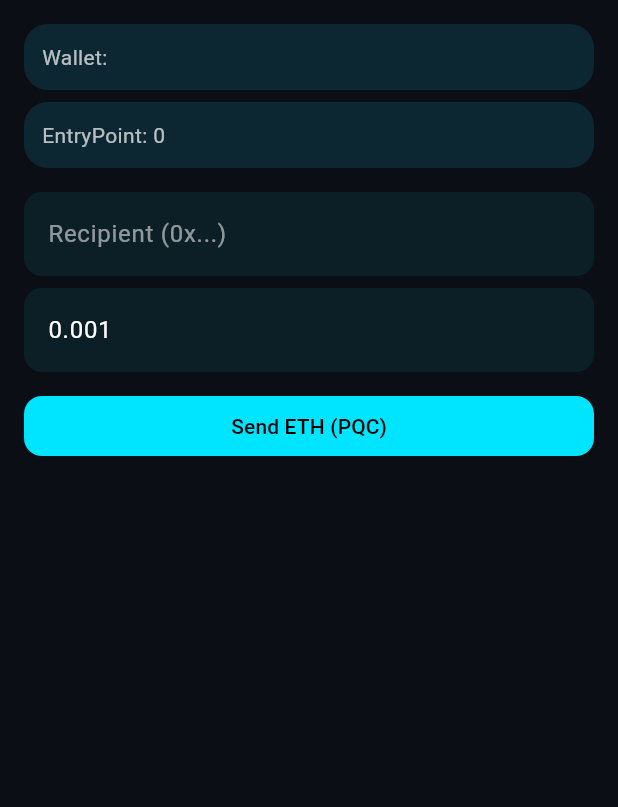
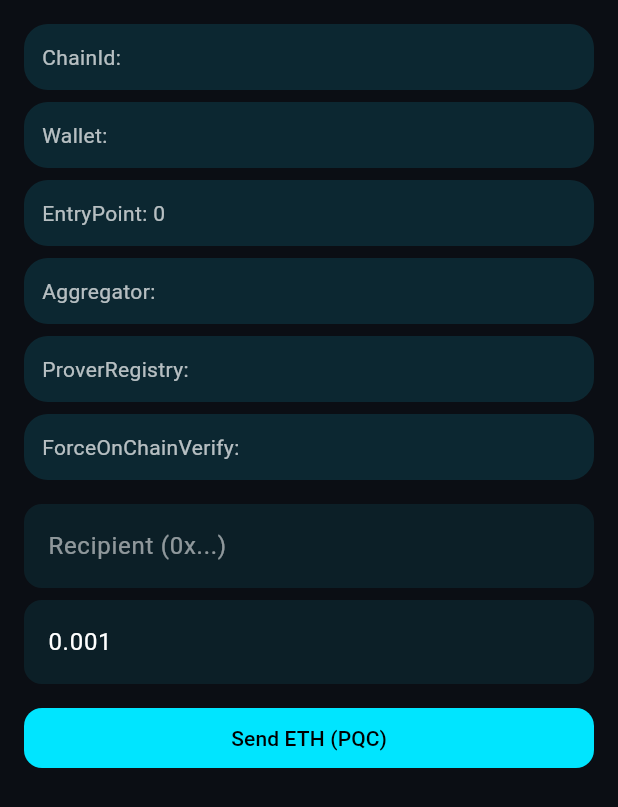
Before and after one commit to EqualFiLabs/PQCWallet, a Flutter app: the _Body widget shown alone on an empty page, opened directly with empty values, on a phone screen of 412 x 824 dp. Shown: the top 807 px of the screen. Run offline on Flutter 3.47's test engine with Material 3 defaults, Android fonts, the phone set to English and light mode, and no system bars; our stand-ins replace flutter_secure_storage; missing offline and left inert: bip32, bip39, web3dart; accounts and stored records are empty.

Commit message:
feat(mobile): update example config schema and expand main screen display
- Updated mobile example configuration to align with new schema, adding
  chain ID, aggregator, prover registry, and verification flags alongside
  existing RPC and bundler URLs.
- Expanded main screen UI to display all new configuration fields—
  chain ID, wallet, entry point, aggregator, prover registry, and
  force-on-chain-verify—within the top cards for clarity.

```diff
--- a/mobile/assets/config.example.json
+++ b/mobile/assets/config.example.json
@@ -1,5 +1,10 @@
 {
-  "rpcUrl": "https://base-mainnet.g.alchemy.com/v2/YOUR_KEY",
-  "bundlerUrl": "https://base-mainnet.g.alchemy.com/aa/YOUR_KEY",
-  "entryPointAddr": "0x0000000000000000000000000000000000000000"
+  "chainId": 84532,
+  "rpcUrl": "https://base-sepolia.g.alchemy.com/v2/KEY",
+  "bundlerUrl": "https://base-sepolia.g.alchemy.com/aa/KEY",
+  "entryPoint": "0x5ff137D4b0FdCD49dCa30C7Cf57F612B49c9Fd7F",
+  "walletAddress": "0xWALLET",
+  "aggregator": "0x0000000000000000000000000000000000000000",
+  "proverRegistry": "0x0000000000000000000000000000000000000000",
+  "forceOnChainVerify": true
 }
--- a/mobile/lib/main.dart
+++ b/mobile/lib/main.dart
@@ -91,9 +91,17 @@ class _BodyState extends State<_Body> {
     return ListView(
       padding: const EdgeInsets.all(16),
       children: [
+        _Card(child: SelectableText('ChainId: ${widget.cfg['chainId']}')),
+        const SizedBox(height: 8),
         _Card(child: SelectableText('Wallet: ${widget.cfg['walletAddress']}')),
         const SizedBox(height: 8),
         _Card(child: SelectableText('EntryPoint: ${widget.cfg['entryPoint']}')),
+        const SizedBox(height: 8),
+        _Card(child: SelectableText('Aggregator: ${widget.cfg['aggregator']}')),
+        const SizedBox(height: 8),
+        _Card(child: SelectableText('ProverRegistry: ${widget.cfg['proverRegistry']}')),
+        const SizedBox(height: 8),
+        _Card(child: SelectableText('ForceOnChainVerify: ${widget.cfg['forceOnChainVerify']}')),
         const SizedBox(height: 16),
         TextField(
             controller: recipientCtl,
```
